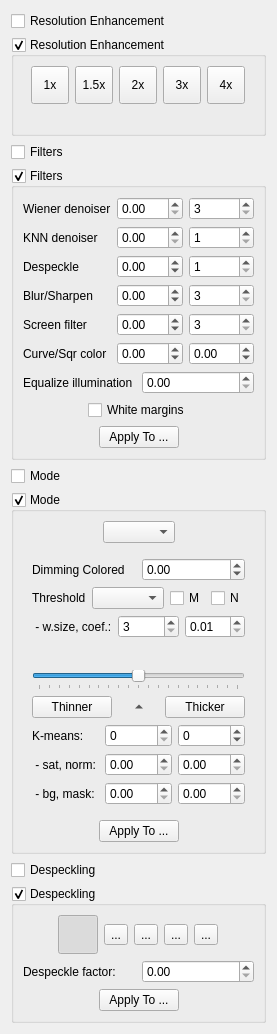
ImageProcessing-ElectronicPublications/scantailor-experimental, file src/filters/output/ui/OutputOptionsWidget.ui: the form before one commit.
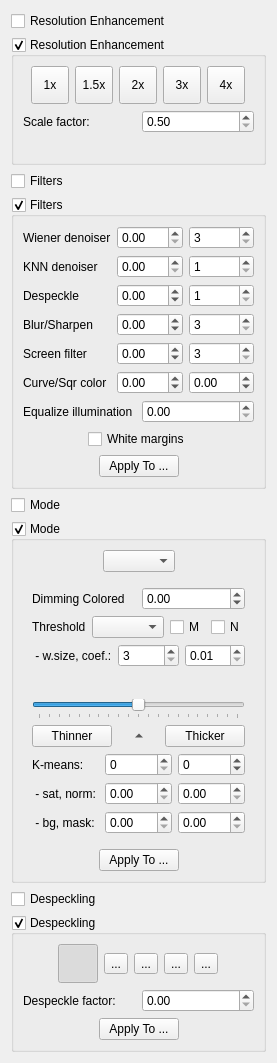
The form after the commit. Icons and pictures are not drawn.

Commit message: 0.2023.11.21: output: float scale

Patch:
```diff
--- a/src/filters/output/ui/OutputOptionsWidget.ui
+++ b/src/filters/output/ui/OutputOptionsWidget.ui
@@ -164,6 +164,33 @@
         </item>
        </layout>
       </item>
+      <item>
+       <layout class="QGridLayout" name="scaleFactorOptions">
+        <item row="0" column="0">
+         <widget class="QLabel" name="scaleFactorLabel">
+          <property name="text">
+           <string>Scale factor:</string>
+          </property>
+         </widget>
+        </item>
+        <item row="0" column="1">
+         <widget class="QDoubleSpinBox" name="scaleFactor">
+          <property name="toolTip">
+           <string>Value is 0.5 .. 9.99.</string>
+          </property>
+          <property name="minimum">
+           <double>0.5</double>
+          </property>
+          <property name="maximum">
+           <double>9.99</double>
+          </property>
+          <property name="singleStep">
+           <double>0.1</double>
+          </property>
+         </widget>
+        </item>
+       </layout>
+      </item>
       <item>
        <widget class="QLabel" name="scaleLabel">
         <property name="text">
```
The commit also changes 19 other files.
